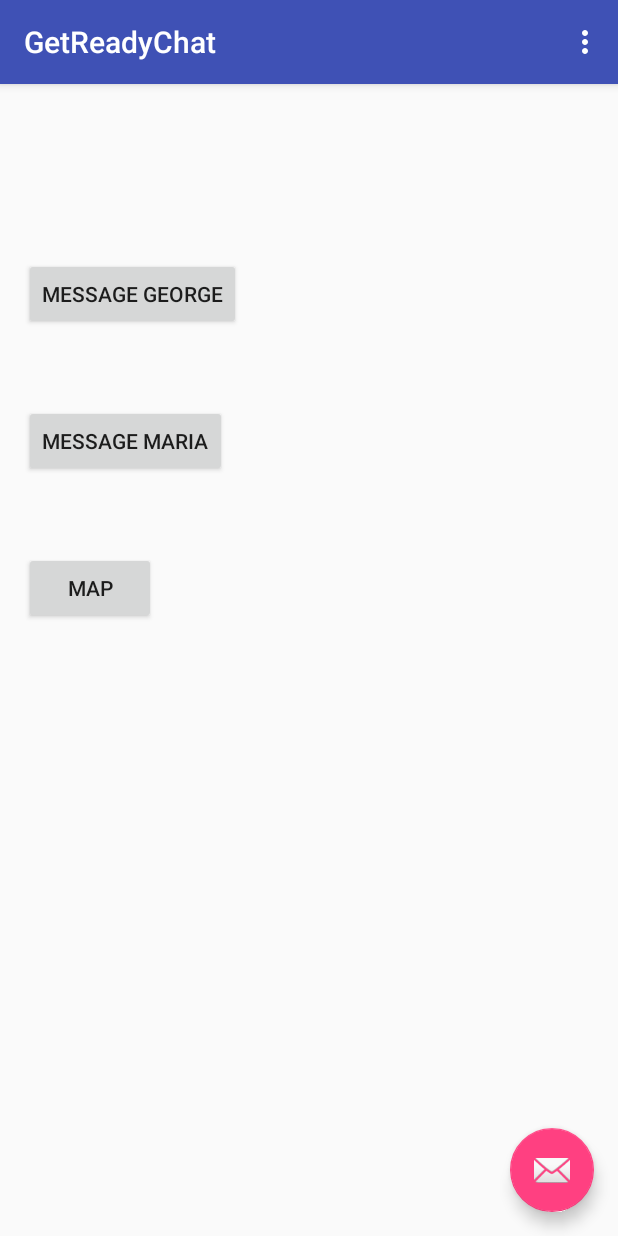
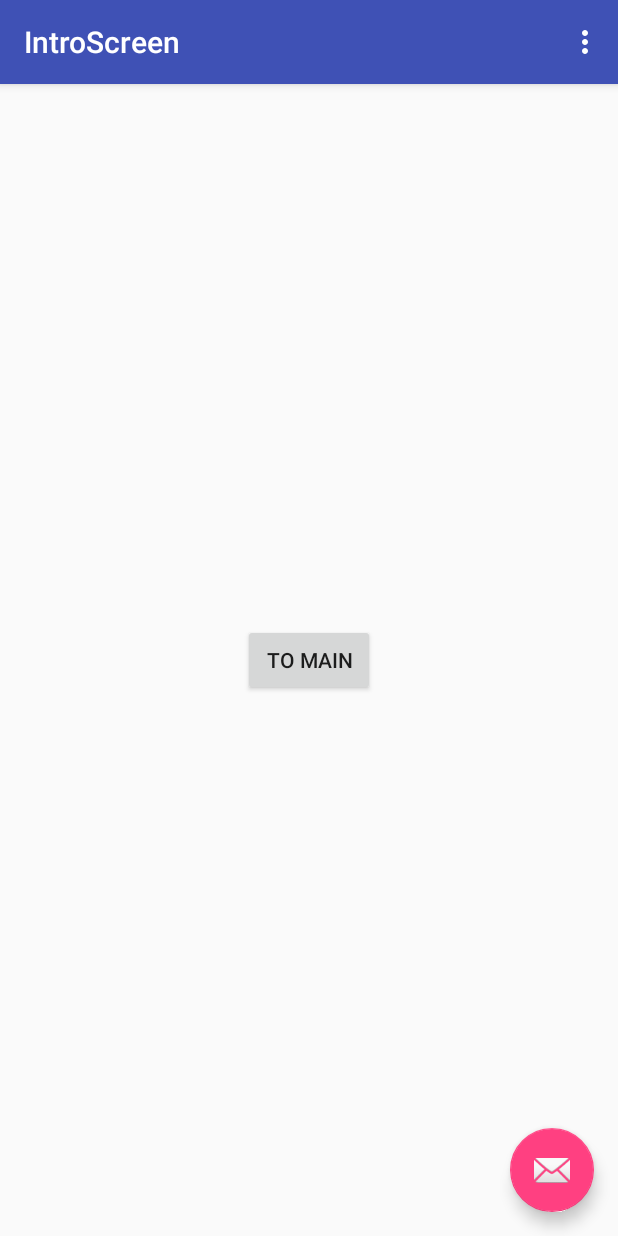
Before and after one commit to farmaker47/GetReadyChat, an Android app: the screen it shows after launch (MainActivity before the commit, IntroScreen after it), on a phone screen of 412 x 824 dp. Run offline under Robolectric (Android 15) with nearby library versions, the phone set to English and light mode, and no system bars; our stand-ins replace Firebase (no records; nobody signed in at launch, a user with empty details on screens opened directly); libraries missing offline, so code that uses them is left out: com.firebase.ui; 1 statement that could not run was skipped.

```diff
--- /dev/null
+++ b/app/src/main/java/com/george/getreadychat/IntroScreen.java
@@ -0,0 +1,157 @@
+package com.george.getreadychat;
+
+import android.content.Intent;
+import android.os.Bundle;
+import android.support.annotation.NonNull;
+import android.support.design.widget.FloatingActionButton;
+import android.support.design.widget.Snackbar;
+import android.support.v7.app.AppCompatActivity;
+import android.support.v7.widget.Toolbar;
+import android.util.Log;
+import android.view.Menu;
+import android.view.MenuItem;
+import android.view.View;
+import android.widget.Button;
+import android.widget.Toast;
+
+import com.firebase.ui.auth.AuthUI;
+import com.george.getreadychat.data.UserDetails;
+import com.google.firebase.auth.FirebaseAuth;
+import com.google.firebase.auth.FirebaseUser;
+
+public class IntroScreen extends AppCompatActivity {
+
+    private Button mIntroButton;
+
+    public static final int RC_SIGN_IN = 1;
+
+    private String mUsername;
+
+    //instance of Firebase auth
+    private FirebaseAuth mFirebaseAuth;
+
+    //variable fr auth state listener
+    private FirebaseAuth.AuthStateListener mAuthStateListener;
+
+    @Override
+    protected void onCreate(Bundle savedInstanceState) {
+        super.onCreate(savedInstanceState);
+        setContentView(R.layout.activity_intro_screen);
+
+        mIntroButton = (Button)findViewById(R.id.buttonToMain);
+
+        Toolbar toolbar = (Toolbar) findViewById(R.id.toolbar);
+        setSupportActionBar(toolbar);
+
+        FloatingActionButton fab = (FloatingActionButton) findViewById(R.id.fab);
+        fab.setOnClickListener(new View.OnClickListener() {
+            @Override
+            public void onClick(View view) {
+                Snackbar.make(view, "Replace with your own action", Snackbar.LENGTH_LONG)
+                        .setAction("Action", null).show();
+            }
+        });
+
+        //iniializing the auth
+        mFirebaseAuth = FirebaseAuth.getInstance();
+
+        mAuthStateListener = new FirebaseAuth.AuthStateListener() {
+            @Override
+            public void onAuthStateChanged(@NonNull FirebaseAuth firebaseAuth) {
+                FirebaseUser user = firebaseAuth.getCurrentUser();
+
+                if (user != null) {
+
+                    //Method toodo onSingnedIn with the name of the user
+                    onSignedInInitialize(user.getDisplayName());
+
+                } else {
+
+                    onSignedOutCleanup();
+
+                    startActivityForResult(
+                            AuthUI.getInstance()
+                                    .createSignInIntentBuilder()
+                                    .setIsSmartLockEnabled(false)
+                                    .setProviders(AuthUI.EMAIL_PROVIDER, AuthUI.GOOGLE_PROVIDER).build(), RC_SIGN_IN);
+                }
+            }
+        };
+
+        mIntroButton.setOnClickListener(new View.OnClickListener() {
+            @Override
+            public void onClick(View view) {
+                Intent a = new Intent(IntroScreen.this,MainActivity.class);
+                startActivity(a);
+            }
+        });
+    }
+
+    @Override
+    protected void onResume() {
+        super.onResume();
+        mFirebaseAuth.addAuthStateListener(mAuthStateListener);
+    }
+
+    @Override
+    protected void onPause() {
+        super.onPause();
+        if (mAuthStateListener != null) {
+            mFirebaseAuth.removeAuthStateListener(mAuthStateListener);
+        }
+    }
+
+    protected void onActivityResult(int requestCode, int resultCode, Intent data) {
+        super.onActivityResult(requestCode, resultCode, data);
+        if (requestCode == RC_SIGN_IN) {
+            if (resultCode == RESULT_OK) {
+                Toast.makeText(IntroScreen.this, "You are signed in!!", Toast.LENGTH_SHORT).show();
+
+            } else if (resultCode == RESULT_CANCELED) {
+                Toast.makeText(IntroScreen.this, "Cancelled!!", Toast.LENGTH_SHORT).show();
+                finish();
+            }
+        }
+    }
+
+    private void onSignedInInitialize(String username) {
+        mUsername = username;
+
+        UserDetails.username = username;
+        Log.e("usernameInDetails", UserDetails.username);
+
+    }
+
+    private void onSignedOutCleanup() {
+        mUsername = "anonymous";
+    }
+
+    @Override
+    public boolean onCreateOptionsMenu(Menu menu) {
+        // Inflate the menu; this adds items to the action bar if it is present.
+        getMenuInflater().inflate(R.menu.menu_main, menu);
+        return true;
+    }
+
+    @Override
+    public boolean onOptionsItemSelected(MenuItem item) {
+        // Handle action bar item clicks here. The action bar will
+        // automatically handle clicks on the Home/Up button, so long
+        // as you specify a parent activity in AndroidManifest.xml.
+        switch (item.getItemId()) {
+            case R.id.sign_out_menu:
+                //sign out
+                AuthUI.getInstance().signOut(this);
+                return true;
+            case R.id.action_settings:
+                Intent intentToTotalMessages = new Intent(IntroScreen.this, TotalMessages.class);
+                startActivity(intentToTotalMessages);
+                return true;
+            default:
+                return super.onOptionsItemSelected(item);
+        }
+    }
+
+
+
+}
--- /dev/null
+++ b/app/src/main/res/layout/activity_intro_screen.xml
@@ -0,0 +1,34 @@
+<?xml version="1.0" encoding="utf-8"?>
+<android.support.design.widget.CoordinatorLayout xmlns:android="http://schemas.android.com/apk/res/android"
+    xmlns:app="http://schemas.android.com/apk/res-auto"
+    xmlns:tools="http://schemas.android.com/tools"
+    android:layout_width="match_parent"
+    android:layout_height="match_parent"
+    android:fitsSystemWindows="true"
+    tools:context="com.george.getreadychat.IntroScreen">
+
+    <android.support.design.widget.AppBarLayout
+        android:layout_width="match_parent"
+        android:layout_height="wrap_content"
+        android:theme="@style/AppTheme.AppBarOverlay">
+
+        <android.support.v7.widget.Toolbar
+            android:id="@+id/toolbar"
+            android:layout_width="match_parent"
+            android:layout_height="?attr/actionBarSize"
+            android:background="?attr/colorPrimary"
+            app:popupTheme="@style/AppTheme.PopupOverlay" />
+
+    </android.support.design.widget.AppBarLayout>
+
+    <include layout="@layout/content_intro_screen" />
+
+    <android.support.design.widget.FloatingActionButton
+        android:id="@+id/fab"
+        android:layout_width="wrap_content"
+        android:layout_height="wrap_content"
+        android:layout_gravity="bottom|end"
+        android:layout_margin="@dimen/fab_margin"
+        app:srcCompat="@android:drawable/ic_dialog_email" />
+
+</android.support.design.widget.CoordinatorLayout>
--- /dev/null
+++ b/app/src/main/res/layout/content_intro_screen.xml
@@ -0,0 +1,22 @@
+<?xml version="1.0" encoding="utf-8"?>
+<RelativeLayout xmlns:android="http://schemas.android.com/apk/res/android"
+    xmlns:app="http://schemas.android.com/apk/res-auto"
+    xmlns:tools="http://schemas.android.com/tools"
+    android:id="@+id/content_intro_screen"
+    android:layout_width="match_parent"
+    android:layout_height="match_parent"
+    android:paddingBottom="@dimen/activity_vertical_margin"
+    android:paddingLeft="@dimen/activity_horizontal_margin"
+    android:paddingRight="@dimen/activity_horizontal_margin"
+    android:paddingTop="@dimen/activity_vertical_margin"
+    app:layout_behavior="@string/appbar_scrolling_view_behavior"
+    tools:context="com.george.getreadychat.IntroScreen"
+    tools:showIn="@layout/activity_intro_screen">
+    <Button
+        android:id="@+id/buttonToMain"
+        android:layout_width="wrap_content"
+        android:layout_height="wrap_content"
+        android:text="To main"
+        android:layout_centerInParent="true"/>
+
+</RelativeLayout>
--- a/app/src/main/res/values/strings.xml
+++ b/app/src/main/res/values/strings.xml
@@ -12,4 +12,5 @@
     <string name="textViewEmptyListview">Waiting to begin conversation or loading data!</string>
     <string name="title_activity_user_to_user_message_notification">UserToUserMessageNotification</string>
     <string name="title_activity_maps">Map</string>
+    <string name="title_activity_intro_screen">IntroScreen</string>
 </resources>
```
Also changed, not shown: app/src/main/AndroidManifest.xml (+13 -14 lines), app/src/main/java/com/george/getreadychat/MainActivity.java (+49 -55 lines), app/src/main/java/com/george/getreadychat/MapsActivity.java (+4 -3 lines).
